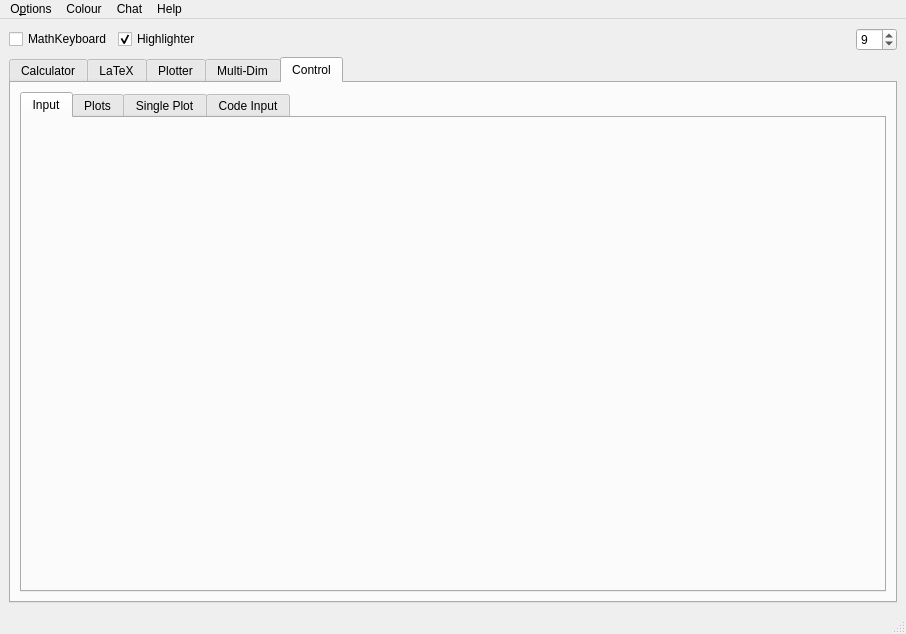
First picture: the form in AMaDiA_Files/AMaDiAUI.ui, repository AstusRush/AMaDiA, before the edit.
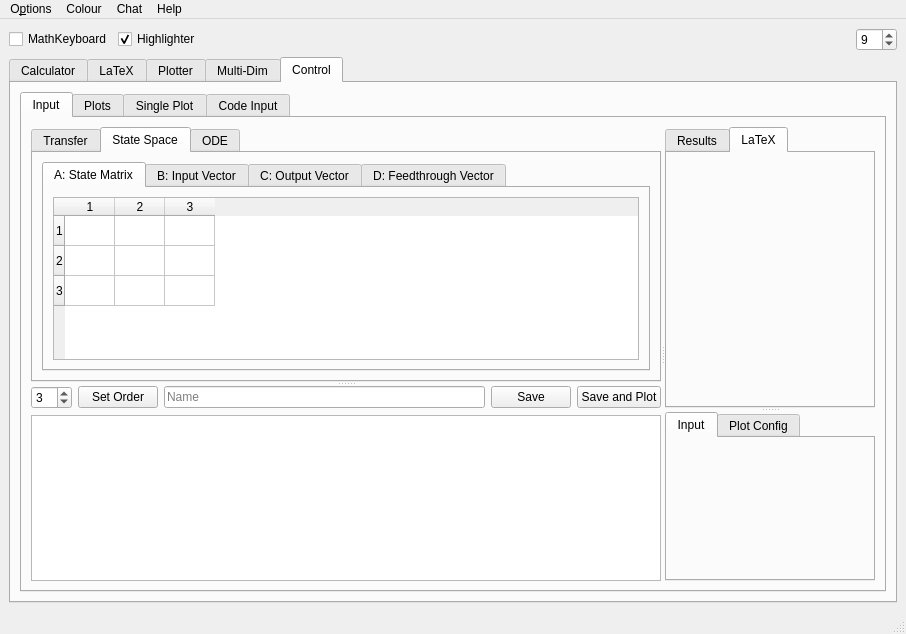
Second picture: the form after the edit. The open tabs and pages were chosen to show the change. Custom widgets are drawn as their Qt base class.

Commit message:
v0.14.2.4: Control Input Development 1
+ UI part of the Input Tab in the Control Tab is now done.
++ Tab is still disabled since most of the functionality is not implemented yet.

Diff of the .ui file:
```diff
--- a/AMaDiA_Files/AMaDiAUI.ui
+++ b/AMaDiA_Files/AMaDiAUI.ui
@@ -817,7 +817,251 @@
            <attribute name="title">
             <string>Input</string>
            </attribute>
-           <layout class="QGridLayout" name="gridLayout_15"/>
+           <layout class="QGridLayout" name="gridLayout_15">
+            <item row="0" column="0">
+             <widget class="QSplitter" name="Tab_5_1_Splitter_M">
+              <property name="orientation">
+               <enum>Qt::Horizontal</enum>
+              </property>
+              <widget class="QSplitter" name="Tab_5_1_Splitter_L">
+               <property name="orientation">
+                <enum>Qt::Vertical</enum>
+               </property>
+               <widget class="QTabWidget" name="Tab_5_1_System_tabWidget">
+                <property name="currentIndex">
+                 <number>0</number>
+                </property>
+                <widget class="QWidget" name="Tab_5_1_System_1TF">
+                 <attribute name="title">
+                  <string>Transfer</string>
+                 </attribute>
+                 <layout class="QGridLayout" name="gridLayout_25">
+                  <item row="0" column="0">
+                   <widget class="QTableWidget" name="Tab_5_1_System_1TF_tableWidget">
+                    <property name="rowCount">
+                     <number>2</number>
+                    </property>
+                    <property name="columnCount">
+                     <number>5</number>
+                    </property>
+                    <attribute name="horizontalHeaderDefaultSectionSize">
+                     <number>50</number>
+                    </attribute>
+                    <attribute name="verticalHeaderVisible">
+                     <bool>false</bool>
+                    </attribute>
+                    <row/>
+                    <row/>
+                    <column/>
+                    <column/>
+                    <column/>
+                    <column/>
+                    <column/>
+                   </widget>
+                  </item>
+                 </layout>
+                </widget>
+                <widget class="QWidget" name="Tab_5_1_System_2SS">
+                 <attribute name="title">
+                  <string>State Space</string>
+                 </attribute>
+                 <layout class="QGridLayout" name="gridLayout_19">
+                  <item row="0" column="0">
+                   <widget class="QTabWidget" name="Tab_5_1_System_2SS_tabWidget">
+                    <property name="currentIndex">
+                     <number>0</number>
+                    </property>
+                    <widget class="QWidget" name="Tab_5_1_System_2SS_A">
+                     <attribute name="title">
+                      <string>A: State Matrix</string>
+                     </attribute>
+                     <layout class="QGridLayout" name="gridLayout_21">
+                      <item row="0" column="0">
+                       <widget class="QTableWidget" name="Tab_5_1_System_2SS_A_tableWidget">
+                        <property name="rowCount">
+                         <number>3</number>
+                        </property>
+                        <property name="columnCount">
+                         <number>3</number>
+                        </property>
+                        <attribute name="horizontalHeaderDefaultSectionSize">
+                         <number>50</number>
+                        </attribute>
+                        <row/>
+                        <row/>
+                        <row/>
+                        <column/>
+                        <column/>
+                        <column/>
+                       </widget>
+                      </item>
+                     </layout>
+                    </widget>
+                    <widget class="QWidget" name="Tab_5_1_System_2SS_B">
+                     <attribute name="title">
+                      <string>B: Input Vector</string>
+                     </attribute>
+                     <layout class="QGridLayout" name="gridLayout_22">
+                      <item row="0" column="0">
+                       <widget class="QTableWidget" name="Tab_5_1_System_2SS_B_tableWidget">
+                        <property name="rowCount">
+                         <number>3</number>
+                        </property>
+                        <property name="columnCount">
+                         <number>1</number>
+                        </property>
+                        <row/>
+                        <row/>
+                        <row/>
+                        <column/>
+                       </widget>
+                      </item>
+                     </layout>
+                    </widget>
+                    <widget class="QWidget" name="Tab_5_1_System_2SS_C">
+                     <attribute name="title">
+                      <string>C: Output Vector</string>
+                     </attribute>
+                     <layout class="QGridLayout" name="gridLayout_23">
+                      <item row="0" column="0">
+                       <widget class="QTableWidget" name="Tab_5_1_System_2SS_C_tableWidget">
+                        <property name="rowCount">
+                         <number>1</number>
+                        </property>
+                        <property name="columnCount">
+                         <number>3</number>
+                        </property>
+                        <attribute name="horizontalHeaderDefaultSectionSize">
+                         <number>50</number>
+                        </attribute>
+                        <row/>
+                        <column/>
+                        <column/>
+                        <column/>
+                       </widget>
+                      </item>
+                     </layout>
+                    </widget>
+                    <widget class="QWidget" name="Tab_5_1_System_2SS_D">
+                     <attribute name="title">
+                      <string>D: Feedthrough Vector</string>
+                     </attribute>
+                     <layout class="QGridLayout" name="gridLayout_24">
+                      <item row="0" column="0">
+                       <widget class="QTableWidget" name="Tab_5_1_System_2SS_D_tableWidget">
+                        <property name="rowCount">
+                         <number>3</number>
+                        </property>
+                        <property name="columnCount">
+                         <number>1</number>
+                        </property>
+                        <row/>
+                        <row/>
+                        <row/>
+                        <column/>
+                       </widget>
+                      </item>
+                     </layout>
+                    </widget>
+                   </widget>
+                  </item>
+                 </layout>
+                </widget>
+                <widget class="QWidget" name="Tab_5_1_System_3DE">
+                 <attribute name="title">
+                  <string>ODE</string>
+                 </attribute>
+                </widget>
+               </widget>
+               <widget class="QWidget" name="gridLayoutWidget">
+                <layout class="QGridLayout" name="gridLayout_20">
+                 <item row="0" column="3">
+                  <widget class="QPushButton" name="Tab_5_1_SaveButton">
+                   <property name="text">
+                    <string>Save</string>
+                   </property>
+                  </widget>
+                 </item>
+                 <item row="0" column="2">
+                  <widget class="QLineEdit" name="Tab_5_1_NameInput">
+                   <property name="placeholderText">
+                    <string>Name</string>
+                   </property>
+                  </widget>
+                 </item>
+                 <item row="0" column="1">
+                  <widget class="QPushButton" name="Tab_5_1_SystemOrder_Confrim">
+                   <property name="text">
+                    <string>Set Order</string>
+                   </property>
+                  </widget>
+                 </item>
+                 <item row="0" column="0">
+                  <widget class="QSpinBox" name="Tab_5_1_SystemOrder_Spinbox">
+                   <property name="minimum">
+                    <number>1</number>
+                   </property>
+                   <property name="value">
+                    <number>3</number>
+                   </property>
+                  </widget>
+                 </item>
+                 <item row="0" column="4">
+                  <widget class="QPushButton" name="Tab_5_1_SavePlotButton">
+                   <property name="text">
+                    <string>Save and Plot</string>
+                   </property>
+                  </widget>
+                 </item>
+                 <item row="1" column="0" colspan="5">
+                  <widget class="QListWidget" name="Tab_5_1_SystemList"/>
+                 </item>
+                </layout>
+               </widget>
+              </widget>
+              <widget class="QSplitter" name="Tab_5_1_Splitter_R">
+               <property name="orientation">
+                <enum>Qt::Vertical</enum>
+               </property>
+               <widget class="QTabWidget" name="Tab_5_1_Output_tabWidget">
+                <property name="currentIndex">
+                 <number>0</number>
+                </property>
+                <widget class="QWidget" name="Tab_5_1_Output_1R">
+                 <attribute name="title">
+                  <string>Results</string>
+                 </attribute>
+                </widget>
+                <widget class="QWidget" name="Tab_5_1_Output_2L">
+                 <attribute name="title">
+                  <string>LaTeX</string>
+                 </attribute>
+                 <layout class="QGridLayout" name="gridLayout_18">
+                  <item row="0" column="0">
+                   <widget class="MplWidget_LaTeX" name="Tab_5_1_Output_2L_LaTeXDisplay" native="true"/>
+                  </item>
+                 </layout>
+                </widget>
+               </widget>
+               <widget class="QTabWidget" name="Tab_5_1_Input_tabWidget">
+                <property name="currentIndex">
+                 <number>0</number>
+                </property>
+                <widget class="QWidget" name="Tab_5_1_Input_1I">
+                 <attribute name="title">
+                  <string>Input</string>
+                 </attribute>
+                </widget>
+                <widget class="QWidget" name="Tab_5_1_Input_2P">
+                 <attribute name="title">
+                  <string>Plot Config</string>
+                 </attribute>
+                </widget>
+               </widget>
+              </widget>
+             </widget>
+            </item>
+           </layout>
           </widget>
           <widget class="QWidget" name="Tab_5_2">
            <attribute name="title">
```
Left out of the diff: 5 changed lines with no effect on the pictures. The commit also changes 3 other files.
